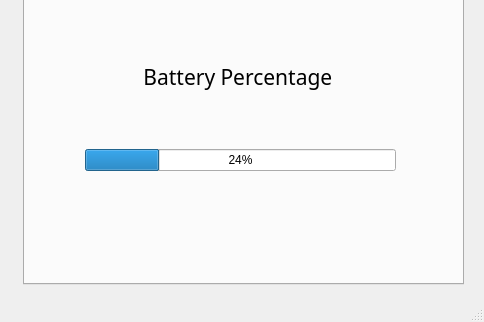
alejita11011/CES-Simulator, file src/mainwindow.ui: the form before one commit; both pictures show x 827 to 1311 and y 586 to 908 of the 1311 by 908 pixel window.
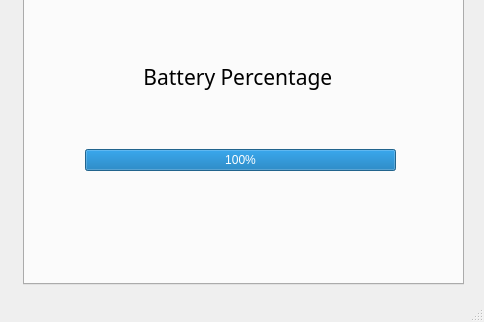
The form after the commit. The open tabs and pages were chosen to show the change. Icons and pictures are not drawn.

Commit message: Scale battery depletion by connection level as well

What changed in the file:
```diff
--- a/src/mainwindow.ui
+++ b/src/mainwindow.ui
@@ -669,8 +669,11 @@
           </item>
           <item>
            <widget class="QProgressBar" name="progressBar">
+            <property name="styleSheet">
+             <string notr="true"/>
+            </property>
             <property name="value">
-             <number>24</number>
+             <number>100</number>
             </property>
            </widget>
           </item>
```
The commit also changes 2 other files.
